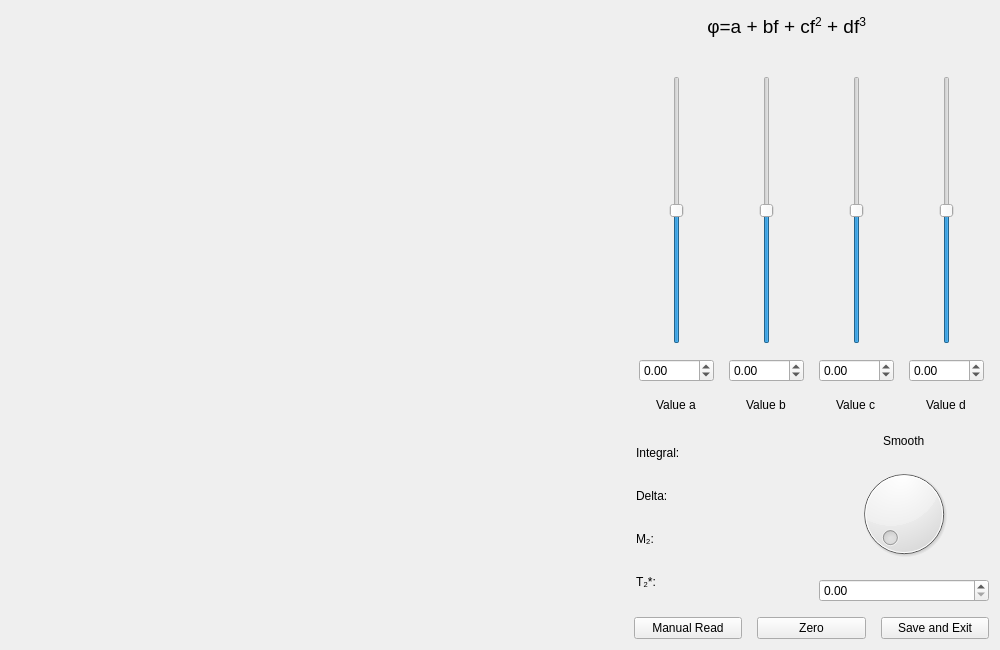
Above: PhasingManual.ui from timesama/M2-Approach before the change. Below: the same form after it.
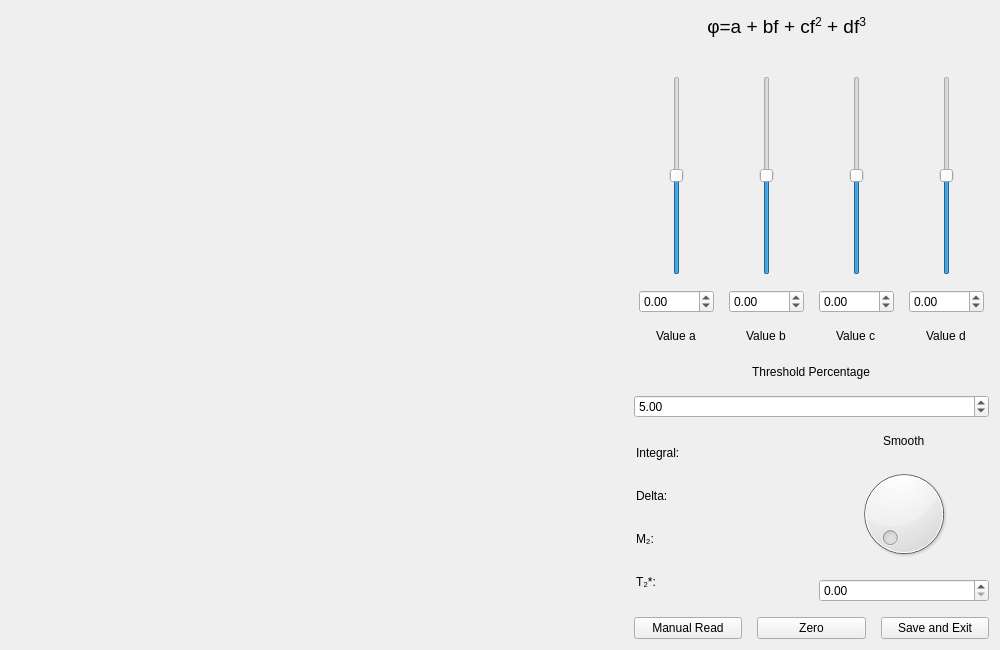
That is the form after the change. Custom widgets are drawn as their Qt base class.

Commit message: fix: add threshold percentage to Manual PhasingManual (and if I were using keywords in functions, this would not have happened)

```diff
--- a/PhasingManual.ui
+++ b/PhasingManual.ui
@@ -108,7 +108,7 @@
         </widget>
        </item>
        <item>
-        <layout class="QGridLayout" name="gridLayout" rowminimumheight="4,1,1">
+        <layout class="QGridLayout" name="gridLayout">
          <property name="leftMargin">
           <number>5</number>
          </property>
@@ -121,43 +121,6 @@
          <property name="bottomMargin">
           <number>5</number>
          </property>
-         <item row="0" column="3">
-          <widget class="QSlider" name="verticalSlider_d">
-           <property name="sizePolicy">
-            <sizepolicy hsizetype="Expanding" vsizetype="Expanding">
-             <horstretch>0</horstretch>
-             <verstretch>0</verstretch>
-            </sizepolicy>
-           </property>
-           <property name="cursor">
-            <cursorShape>OpenHandCursor</cursorShape>
-           </property>
-           <property name="minimum">
-            <number>-30</number>
-           </property>
-           <property name="maximum">
-            <number>30</number>
-           </property>
-           <property name="singleStep">
-            <number>1</number>
-           </property>
-           <property name="value">
-            <number>0</number>
-           </property>
-           <property name="orientation">
-            <enum>Qt::Vertical</enum>
-           </property>
-           <property name="invertedControls">
-            <bool>false</bool>
-           </property>
-           <property name="tickPosition">
-            <enum>QSlider::NoTicks</enum>
-           </property>
-           <property name="tickInterval">
-            <number>2</number>
-           </property>
-          </widget>
-         </item>
          <item row="1" column="1">
           <widget class="QDoubleSpinBox" name="Box_b">
            <property name="minimum">
@@ -168,73 +131,6 @@
            </property>
           </widget>
          </item>
-         <item row="1" column="3">
-          <widget class="QDoubleSpinBox" name="Box_d">
-           <property name="minimum">
-            <double>-1000.000000000000000</double>
-           </property>
-           <property name="maximum">
-            <double>1000.000000000000000</double>
-           </property>
-          </widget>
-         </item>
-         <item row="0" column="2">
-          <widget class="QSlider" name="verticalSlider_c">
-           <property name="sizePolicy">
-            <sizepolicy hsizetype="Expanding" vsizetype="Expanding">
-             <horstretch>0</horstretch>
-             <verstretch>0</verstretch>
-            </sizepolicy>
-           </property>
-           <property name="cursor">
-            <cursorShape>OpenHandCursor</cursorShape>
-           </property>
-           <property name="minimum">
-            <number>-30</number>
-           </property>
-           <property name="maximum">
-            <number>30</number>
-           </property>
-           <property name="singleStep">
-            <number>1</number>
-           </property>
-           <property name="value">
-            <number>0</number>
-           </property>
-           <property name="orientation">
-            <enum>Qt::Vertical</enum>
-           </property>
-           <property name="invertedControls">
-            <bool>false</bool>
-           </property>
-           <property name="tickPosition">
-            <enum>QSlider::NoTicks</enum>
-           </property>
-           <property name="tickInterval">
-            <number>2</number>
-           </property>
-          </widget>
-         </item>
-         <item row="1" column="2">
-          <widget class="QDoubleSpinBox" name="Box_c">
-           <property name="minimum">
-            <double>-1000.000000000000000</double>
-           </property>
-           <property name="maximum">
-            <double>1000.000000000000000</double>
-           </property>
-          </widget>
-         </item>
-         <item row="1" column="0">
-          <widget class="QDoubleSpinBox" name="Box_a">
-           <property name="minimum">
-            <double>-1000.000000000000000</double>
-           </property>
-           <property name="maximum">
-            <double>1000.000000000000000</double>
-           </property>
-          </widget>
-         </item>
          <item row="0" column="1">
           <widget class="QSlider" name="verticalSlider_b">
            <property name="sizePolicy">
@@ -272,6 +168,16 @@
            </property>
           </widget>
          </item>
+         <item row="1" column="2">
+          <widget class="QDoubleSpinBox" name="Box_c">
+           <property name="minimum">
+            <double>-1000.000000000000000</double>
+           </property>
+           <property name="maximum">
+            <double>1000.000000000000000</double>
+           </property>
+          </widget>
+         </item>
          <item row="0" column="0">
           <widget class="QSlider" name="verticalSlider_a">
            <property name="sizePolicy">
@@ -312,6 +218,63 @@
            </property>
           </widget>
          </item>
+         <item row="1" column="0">
+          <widget class="QDoubleSpinBox" name="Box_a">
+           <property name="minimum">
+            <double>-1000.000000000000000</double>
+           </property>
+           <property name="maximum">
+            <double>1000.000000000000000</double>
+           </property>
+          </widget>
+         </item>
+         <item row="0" column="3">
+          <widget class="QSlider" name="verticalSlider_d">
+           <property name="sizePolicy">
+            <sizepolicy hsizetype="Expanding" vsizetype="Expanding">
+             <horstretch>0</horstretch>
+             <verstretch>0</verstretch>
+            </sizepolicy>
+           </property>
+           <property name="cursor">
+            <cursorShape>OpenHandCursor</cursorShape>
+           </property>
+           <property name="minimum">
+            <number>-30</number>
+           </property>
+           <property name="maximum">
+            <number>30</number>
+           </property>
+           <property name="singleStep">
+            <number>1</number>
+           </property>
+           <property name="value">
+            <number>0</number>
+           </property>
+           <property name="orientation">
+            <enum>Qt::Vertical</enum>
+           </property>
+           <property name="invertedControls">
+            <bool>false</bool>
+           </property>
+           <property name="tickPosition">
+            <enum>QSlider::NoTicks</enum>
+           </property>
+           <property name="tickInterval">
+            <number>2</number>
+           </property>
+          </widget>
+         </item>
+         <item row="1" column="3">
+          <widget class="QDoubleSpinBox" name="Box_d">
+           <property name="minimum">
+            <double>-1000.000000000000000</double>
+           </property>
+           <property name="maximum">
+            <double>1000.000000000000000</double>
+           </property>
+          </widget>
+         </item>
          <item row="2" column="0">
           <widget class="QLineEdit" name="lineEdit">
            <property name="cursor">
@@ -362,31 +325,6 @@
            </property>
           </widget>
          </item>
-         <item row="2" column="2">
-          <widget class="QLineEdit" name="lineEdit_3">
-           <property name="cursor">
-            <cursorShape>ArrowCursor</cursorShape>
-           </property>
-           <property name="mouseTracking">
-            <bool>false</bool>
-           </property>
-           <property name="focusPolicy">
-            <enum>Qt::NoFocus</enum>
-           </property>
-           <property name="styleSheet">
-            <string notr="true">background: transparent</string>
-           </property>
-           <property name="text">
-            <string>Value c</string>
-           </property>
-           <property name="frame">
-            <bool>false</bool>
-           </property>
-           <property name="alignment">
-            <set>Qt::AlignCenter</set>
-           </property>
-          </widget>
-         </item>
          <item row="2" column="3">
           <widget class="QLineEdit" name="lineEdit_4">
            <property name="cursor">
@@ -412,10 +350,110 @@
            </property>
           </widget>
          </item>
+         <item row="0" column="2">
+          <widget class="QSlider" name="verticalSlider_c">
+           <property name="sizePolicy">
+            <sizepolicy hsizetype="Expanding" vsizetype="Expanding">
+             <horstretch>0</horstretch>
+             <verstretch>0</verstretch>
+            </sizepolicy>
+           </property>
+           <property name="cursor">
+            <cursorShape>OpenHandCursor</cursorShape>
+           </property>
+           <property name="minimum">
+            <number>-30</number>
+           </property>
+           <property name="maximum">
+            <number>30</number>
+           </property>
+           <property name="singleStep">
+            <number>1</number>
+           </property>
+           <property name="value">
+            <number>0</number>
+           </property>
+           <property name="orientation">
+            <enum>Qt::Vertical</enum>
+           </property>
+           <property name="invertedControls">
+            <bool>false</bool>
+           </property>
+           <property name="tickPosition">
+            <enum>QSlider::NoTicks</enum>
+           </property>
+           <property name="tickInterval">
+            <number>2</number>
+           </property>
+          </widget>
+         </item>
+         <item row="2" column="2">
+          <widget class="QLineEdit" name="lineEdit_3">
+           <property name="cursor">
+            <cursorShape>ArrowCursor</cursorShape>
+           </property>
+           <property name="mouseTracking">
+            <bool>false</bool>
+           </property>
+           <property name="focusPolicy">
+            <enum>Qt::NoFocus</enum>
+           </property>
+           <property name="styleSheet">
+            <string notr="true">background: transparent</string>
+           </property>
+           <property name="text">
+            <string>Value c</string>
+           </property>
+           <property name="frame">
+            <bool>false</bool>
+           </property>
+           <property name="alignment">
+            <set>Qt::AlignCenter</set>
+           </property>
+          </widget>
+         </item>
         </layout>
        </item>
       </layout>
      </item>
+     <item>
+      <widget class="QLineEdit" name="lineEdit_Threshold">
+       <property name="cursor">
+        <cursorShape>ArrowCursor</cursorShape>
+       </property>
+       <property name="mouseTracking">
+        <bool>false</bool>
+       </property>
+       <property name="focusPolicy">
+        <enum>Qt::NoFocus</enum>
+       </property>
+       <property name="styleSheet">
+        <string notr="true">background: transparent</string>
+       </property>
+       <property name="text">
+        <string>Threshold Percentage</string>
+       </property>
+       <property name="frame">
+        <bool>false</bool>
+       </property>
+       <property name="alignment">
+        <set>Qt::AlignCenter</set>
+       </property>
+      </widget>
+     </item>
+     <item>
+      <widget class="QDoubleSpinBox" name="Box_Threshold">
+       <property name="maximum">
+        <double>100.000000000000000</double>
+       </property>
+       <property name="singleStep">
+        <double>0.100000000000000</double>
+       </property>
+       <property name="value">
+        <double>5.000000000000000</double>
+       </property>
+      </widget>
+     </item>
      <item>
       <layout class="QHBoxLayout" name="Smooth">
        <item>
```
The commit also changes 1 other file.
